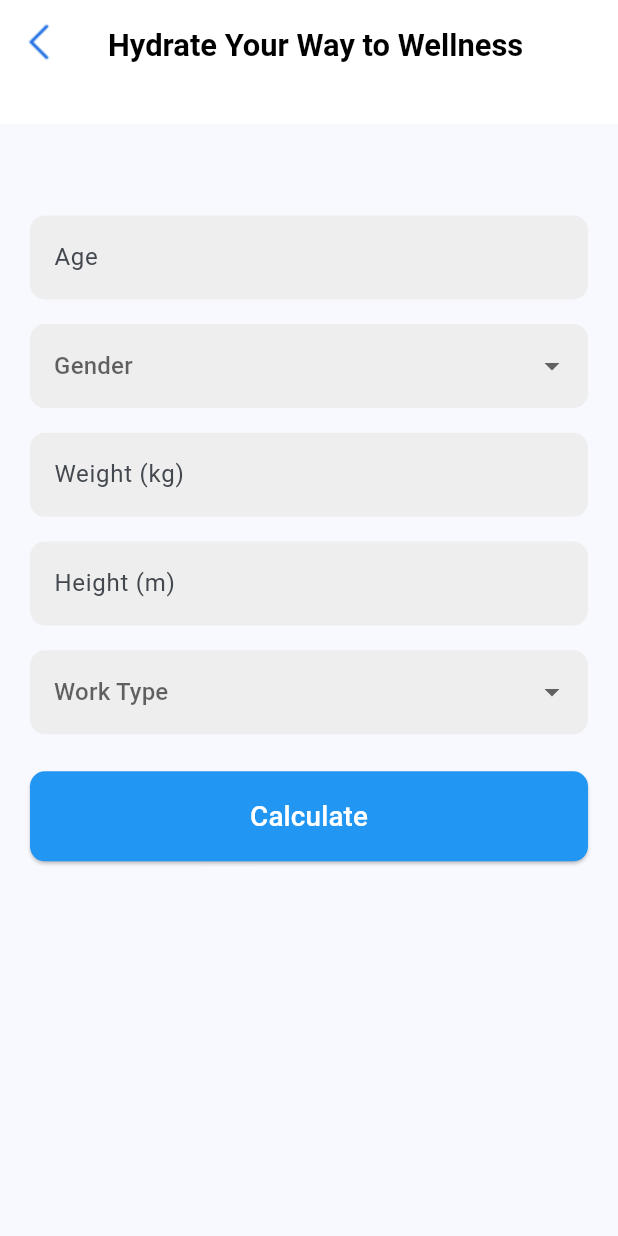
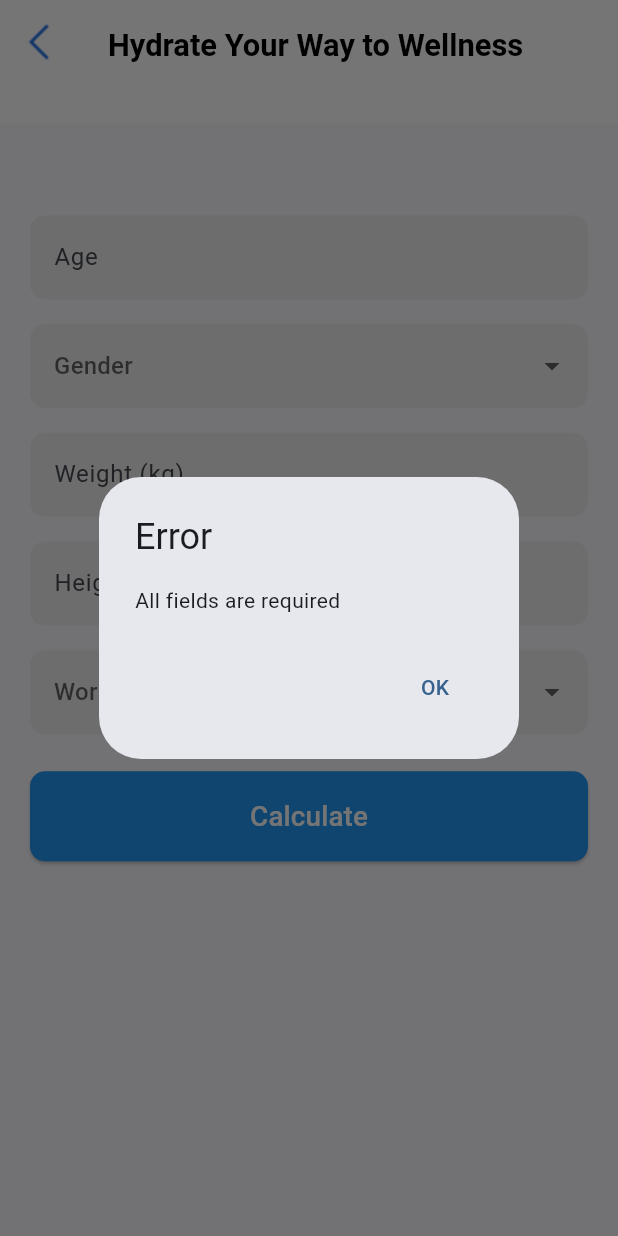
Before and after one commit to Jules-gatete/ML_Summative, a Flutter app: the InputPage screen opened by its route, after a tap on "Calculate", on a phone screen of 412 x 824 dp. Run offline on Flutter 3.47's test engine with Material 3 defaults, Android fonts, the phone set to English and light mode, and no system bars.

```diff
--- a/prediction/lib/inputpage.dart
+++ b/prediction/lib/inputpage.dart
@@ -1,6 +1,7 @@
-import 'dart:convert'; // For encoding data to JSON
+import 'dart:convert';
 import 'package:flutter/material.dart';
 import 'package:http/http.dart' as http;
+import 'predictionpage.dart'; // Import PredictionPage correctly
 
 class InputPage extends StatefulWidget {
   @override
@@ -16,58 +17,85 @@ class _InputPageState extends State<InputPage> {
   String? selectedWorkType;
 
   Future<void> getWaterIntakePrediction() async {
-    final url = Uri.parse('http://10.0.2.2:8000/predict-water-intake');
+    if (ageController.text.isEmpty ||
+        weightController.text.isEmpty ||
+        heightController.text.isEmpty ||
+        selectedGender == null ||
+        selectedWorkType == null) {
+      showErrorDialog('All fields are required');
+      return;
+    }
 
-    final response = await http.get(
-      url.replace(queryParameters: {
-        'age': ageController.text,
+    try {
+      final age = int.parse(ageController.text);
+      final weight = double.parse(weightController.text);
+      final height = double.parse(heightController.text);
+
+      final url = Uri.parse('http://10.0.2.2:8000/predict/');
+
+      final response = await http.post(
+        url,
+        headers: {"Content-Type": "application/json"},
+        body: jsonEncode({
+          'age': age,
           'gender': selectedGender ?? '',
-        'height': heightController.text,
-        'weight': weightController.text,
+          'height': height,
+          'weight': weight,
           'workout_type': selectedWorkType ?? '',
         }),
       );
 
       if (response.statusCode == 200) {
-      // If the server returns a 200 OK response, parse the prediction
         final data = jsonDecode(response.body);
-      final predictedWaterIntake = data['predicted_daily_water_intake'];
+        final predictedWaterIntake = data['predicted_water_intake'];
 
-      // Show the prediction in an alert dialog
+        Navigator.push(
+          context,
+          MaterialPageRoute(
+            builder: (context) =>
+                PredictionPage(waterGoal: predictedWaterIntake.toString()),
+          ),
+        );
+      } else {
+        showErrorDialog(jsonDecode(response.body)['detail']);
+      }
+    } catch (e) {
+      showErrorDialog('Invalid input. Please check your values.');
+    }
+  }
+
+  void showErrorDialog(String message) {
     showDialog(
       context: context,
-        builder: (context) => AlertDialog(
-          title: Text('Predicted Daily Water Intake'),
-          content: Text(predictedWaterIntake),
+      builder: (context) {
+        return AlertDialog(
+          title: Text('Error'),
+          content: Text(message),
           actions: [
             TextButton(
               onPressed: () {
-                Navigator.of(context).pop(); // Close the dialog
+                Navigator.pop(context);
               },
               child: Text('OK'),
             ),
           ],
-        ),
         );
-    } else {
-      // If the server did not return a 200 OK response, show an error
-      throw Exception('Failed to load prediction');
-    }
+      },
+    );
   }
 
   @override
   Widget build(BuildContext context) {
-    // Get screen dimensions
     final size = MediaQuery.of(context).size;
 
     return Scaffold(
       appBar: PreferredSize(
-        preferredSize: Size.fromHeight(size.height * 0.1), // Responsive height
+        preferredSize: Size.fromHeight(size.height * 0.1),
         child: AppBar(
           leading: IconButton(
-            icon: Image.asset('assets/back.png'), // Replace with your image path
+            icon: Image.asset('assets/back.png'),
             onPressed: () {
-              Navigator.pop(context); // Go back to the previous screen
+              Navigator.pop(context);
             },
           ),
           backgroundColor: Colors.white,
@@ -92,7 +120,7 @@ class _InputPageState extends State<InputPage> {
           child: Column(
             crossAxisAlignment: CrossAxisAlignment.stretch,
             children: [
-              SizedBox(height: size.height * 0.05), // Responsive spacing
+              SizedBox(height: size.height * 0.05),
               TextField(
                 controller: ageController,
                 keyboardType: TextInputType.number,
@@ -161,7 +189,8 @@ class _InputPageState extends State<InputPage> {
                 value: selectedWorkType,
                 hint: Text('Work Type'),
                 items: [
-                  DropdownMenuItem(value: 'sedentary', child: Text('Sedentary')),
+                  DropdownMenuItem(
+                      value: 'sedentary', child: Text('Sedentary')),
                   DropdownMenuItem(value: 'light', child: Text('Light')),
                   DropdownMenuItem(value: 'moderate', child: Text('Moderate')),
                   DropdownMenuItem(value: 'heavy', child: Text('Heavy')),
@@ -192,7 +221,8 @@ class _InputPageState extends State<InputPage> {
                 ),
                 child: Text(
                   'Calculate',
-                  style: TextStyle(fontSize: size.width * 0.045, color: Colors.white),
+                  style: TextStyle(
+                      fontSize: size.width * 0.045, color: Colors.white),
                 ),
               ),
             ],
```
Also changed, not shown: prediction/lib/predictionpage.dart (+7 -9 lines), prediction/lib/welcomepage.dart (+10 -12 lines), 7 other files. Lines whose indentation alone changed are shown as unchanged.
